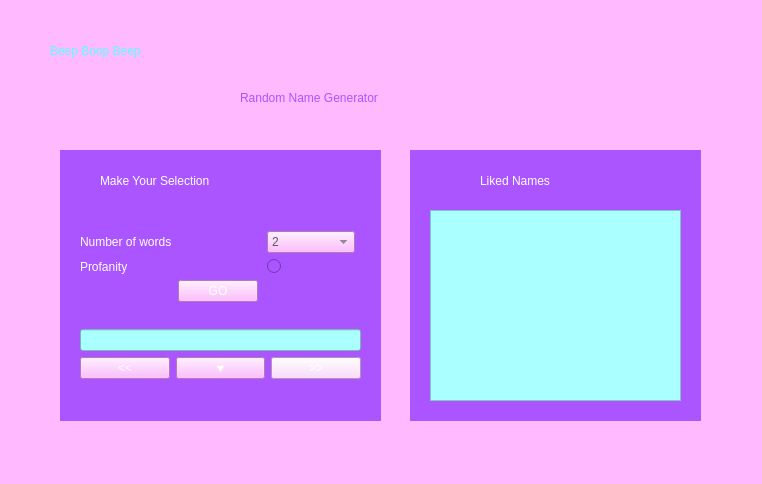
Qt form mainwindow.ui (erinlouise11/beep-boop-beep) before a commit.
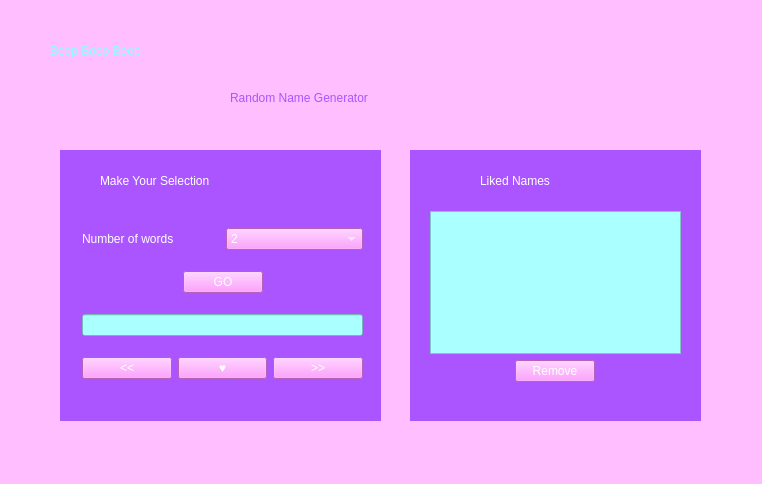
The same form after that commit.

Commit message: Remove liked name function def

```diff
--- a/mainwindow.ui
+++ b/mainwindow.ui
@@ -14,8 +14,7 @@
    <string>MainWindow</string>
   </property>
   <property name="styleSheet">
-   <string notr="true">background-color: rgb(255, 170, 255);
-background-color: rgb(255, 185, 255);
+   <string notr="true">background-color: rgb(255, 190, 255);
 
 </string>
   </property>
@@ -49,36 +48,24 @@
       <string>Make Your Selection</string>
      </property>
     </widget>
-    <widget class="QWidget" name="layoutWidget">
+    <widget class="QWidget" name="">
      <property name="geometry">
       <rect>
-       <x>20</x>
-       <y>60</y>
+       <x>22</x>
+       <y>63</y>
        <width>281</width>
-       <height>191</height>
+       <height>181</height>
       </rect>
      </property>
-     <layout class="QGridLayout" name="gridLayout_3">
-      <item row="1" column="0" colspan="2">
-       <layout class="QVBoxLayout" name="verticalLayout_2">
-        <item>
-         <widget class="QLineEdit" name="leResult">
-          <property name="styleSheet">
-           <string notr="true">font: 12pt &quot;Arial Rounded MT Bold&quot;;
-border-color: rgb(255, 170, 255);
-background-color: rgb(170, 255, 255);
-color: rgb(255, 85, 255);</string>
-          </property>
-         </widget>
-        </item>
-        <item>
+     <layout class="QGridLayout" name="gridLayout">
+      <item row="3" column="0" colspan="2">
          <layout class="QHBoxLayout" name="horizontalLayout">
           <item>
            <widget class="QPushButton" name="btnPrev">
             <property name="styleSheet">
-             <string notr="true">color: rgb(255, 255, 255);
-background-color: rgb(255, 170, 255);
-font: 16pt &quot;Arial Rounded MT Bold&quot;;</string>
+           <string notr="true">font: 16pt &quot;Arial Rounded MT Bold&quot;;
+background-color: rgb(255, 134, 255);
+color: rgb(255, 255, 255);</string>
             </property>
             <property name="text">
              <string>&lt;&lt;</string>
@@ -91,10 +78,10 @@
           <item>
            <widget class="QPushButton" name="btnFavorite">
             <property name="styleSheet">
-             <string notr="true">color: rgb(255, 255, 255);
-font: 16pt &quot;Arial Rounded MT Bold&quot;;
-border-color: rgb(255, 170, 255);
-background-color: rgb(255, 170, 255);</string>
+           <string notr="true">font: 16pt &quot;Arial Rounded MT Bold&quot;;
+background-color: rgb(255, 134, 255);
+color: rgb(255, 255, 255);
+</string>
             </property>
             <property name="text">
              <string>♥</string>
@@ -109,7 +96,7 @@
             <property name="styleSheet">
              <string notr="true">font: 16pt &quot;Arial Rounded MT Bold&quot;;
 color: rgb(255, 255, 255);
-background-color: rgb(252, 210, 255);</string>
+background-color: rgb(255, 134, 255);</string>
             </property>
             <property name="text">
              <string>&gt;&gt;</string>
@@ -121,11 +108,36 @@
           </item>
          </layout>
         </item>
-       </layout>
+      <item row="2" column="0" colspan="2">
+       <widget class="QLineEdit" name="leResult">
+        <property name="styleSheet">
+         <string notr="true">font: 12pt &quot;Arial Rounded MT Bold&quot;;
+border-color: rgb(170, 255, 255);
+background-color: rgb(170, 255, 255);
+color: rgb(255, 85, 255);</string>
+        </property>
+       </widget>
       </item>
-      <item row="0" column="0">
-       <layout class="QGridLayout" name="gridLayout_2">
-        <item row="1" column="0">
+      <item row="0" column="1">
+       <widget class="QComboBox" name="cbbNumber">
+        <property name="styleSheet">
+         <string notr="true">color: rgb(255, 255, 255);
+font: 10pt &quot;Arial Rounded MT Bold&quot;;
+background-color: rgb(255, 134, 255);</string>
+        </property>
+        <item>
+         <property name="text">
+          <string>2</string>
+         </property>
+        </item>
+        <item>
+         <property name="text">
+          <string>3</string>
+         </property>
+        </item>
+       </widget>
+      </item>
+      <item row="1" column="0" colspan="2">
          <layout class="QHBoxLayout" name="horizontalLayout_2">
           <item>
            <spacer name="horizontalSpacer_2">
@@ -144,8 +156,8 @@
            <widget class="QPushButton" name="btnGo">
             <property name="styleSheet">
              <string notr="true">color: rgb(255, 255, 255);
-font: 16pt &quot;Arial Rounded MT Bold&quot;;
-background-color: rgb(255, 170, 255);</string>
+font: 14pt &quot;Arial Rounded MT Bold&quot;;
+background-color: rgb(255, 134, 255);</string>
             </property>
             <property name="text">
              <string>GO</string>
@@ -171,29 +183,6 @@
          </layout>
         </item>
         <item row="0" column="0">
-         <layout class="QGridLayout" name="gridLayout">
-          <item row="1" column="2">
-           <widget class="QRadioButton" name="radioButton">
-            <property name="styleSheet">
-             <string notr="true"/>
-            </property>
-            <property name="text">
-             <string/>
-            </property>
-           </widget>
-          </item>
-          <item row="1" column="0">
-           <widget class="QLabel" name="lblWordTypes_2">
-            <property name="styleSheet">
-             <string notr="true">color: rgb(255, 255, 255);
-font: 12pt &quot;Arial Rounded MT Bold&quot;;</string>
-            </property>
-            <property name="text">
-             <string>Profanity</string>
-            </property>
-           </widget>
-          </item>
-          <item row="0" column="0" colspan="2">
            <widget class="QLabel" name="lblNumberWords">
             <property name="styleSheet">
              <string notr="true">color: rgb(255, 255, 255);
@@ -204,29 +193,6 @@
             </property>
            </widget>
           </item>
-          <item row="0" column="2">
-           <widget class="QComboBox" name="cbbNumber">
-            <property name="styleSheet">
-             <string notr="true">background-color: rgb(255, 170, 255);
-color: rgb(90, 90, 90);
-font: 8pt &quot;Arial Rounded MT Bold&quot;;</string>
-            </property>
-            <item>
-             <property name="text">
-              <string>2</string>
-             </property>
-            </item>
-            <item>
-             <property name="text">
-              <string>3</string>
-             </property>
-            </item>
-           </widget>
-          </item>
-         </layout>
-        </item>
-       </layout>
-      </item>
      </layout>
     </widget>
     <zorder>layoutWidget</zorder>
@@ -243,7 +209,8 @@
     </property>
     <property name="styleSheet">
      <string notr="true">font: 40pt &quot;Cooper Black&quot;;
-color: rgb(85, 255, 255);
+color: rgb(139, 255, 255);
+
 </string>
     </property>
     <property name="text">
@@ -253,7 +220,7 @@
    <widget class="QLabel" name="lblDescription">
     <property name="geometry">
      <rect>
-      <x>240</x>
+      <x>230</x>
       <y>90</y>
       <width>211</width>
       <height>16</height>
@@ -296,20 +263,81 @@
       <string>Liked Names</string>
      </property>
     </widget>
-    <widget class="QListWidget" name="lwLikedNames">
+    <widget class="QWidget" name="">
      <property name="geometry">
       <rect>
        <x>20</x>
-       <y>60</y>
+       <y>61</y>
        <width>251</width>
-       <height>191</height>
+       <height>171</height>
       </rect>
      </property>
+     <layout class="QGridLayout" name="gridLayout_4">
+      <item row="0" column="0" colspan="3">
+       <widget class="QListWidget" name="lwLikedNames">
      <property name="styleSheet">
       <string notr="true">background-color: rgb(170, 255, 255);
+border-color: rgb(255, 255, 255);
 color: rgb(255, 85, 255);
 font: 12pt &quot;Arial Rounded MT Bold&quot;;</string>
      </property>
+       </widget>
+      </item>
+      <item row="2" column="1">
+       <widget class="QPushButton" name="btnRemove">
+        <property name="styleSheet">
+         <string notr="true">color: rgb(255, 255, 255);
+font: 14pt &quot;Arial Rounded MT Bold&quot;;
+background-color: rgb(255, 134, 255);</string>
+        </property>
+        <property name="text">
+         <string>   Remove   </string>
+        </property>
+        <property name="flat">
+         <bool>false</bool>
+        </property>
+       </widget>
+      </item>
+      <item row="2" column="2">
+       <spacer name="horizontalSpacer_4">
+        <property name="orientation">
+         <enum>Qt::Horizontal</enum>
+        </property>
+        <property name="sizeHint" stdset="0">
+         <size>
+          <width>40</width>
+          <height>20</height>
+         </size>
+        </property>
+       </spacer>
+      </item>
+      <item row="2" column="0">
+       <spacer name="horizontalSpacer_3">
+        <property name="orientation">
+         <enum>Qt::Horizontal</enum>
+        </property>
+        <property name="sizeHint" stdset="0">
+         <size>
+          <width>40</width>
+          <height>20</height>
+         </size>
+        </property>
+       </spacer>
+      </item>
+      <item row="1" column="1">
+       <spacer name="verticalSpacer">
+        <property name="orientation">
+         <enum>Qt::Vertical</enum>
+        </property>
+        <property name="sizeHint" stdset="0">
+         <size>
+          <width>20</width>
+          <height>40</height>
+         </size>
+        </property>
+       </spacer>
+      </item>
+     </layout>
     </widget>
    </widget>
   </widget>
```
Left out of the diff: 4 changed lines with no effect on the pictures. Lines whose indentation alone changed are shown as unchanged. The commit also changes 3 other files.
